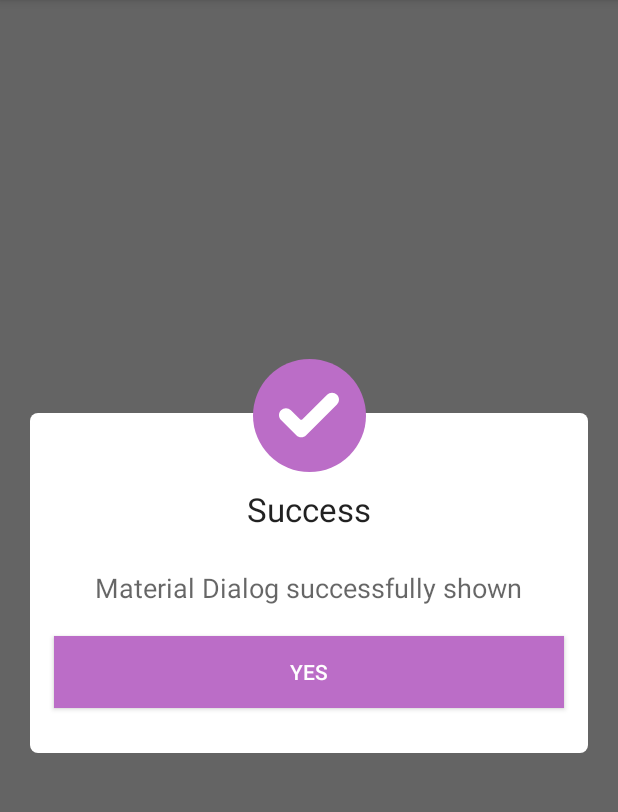
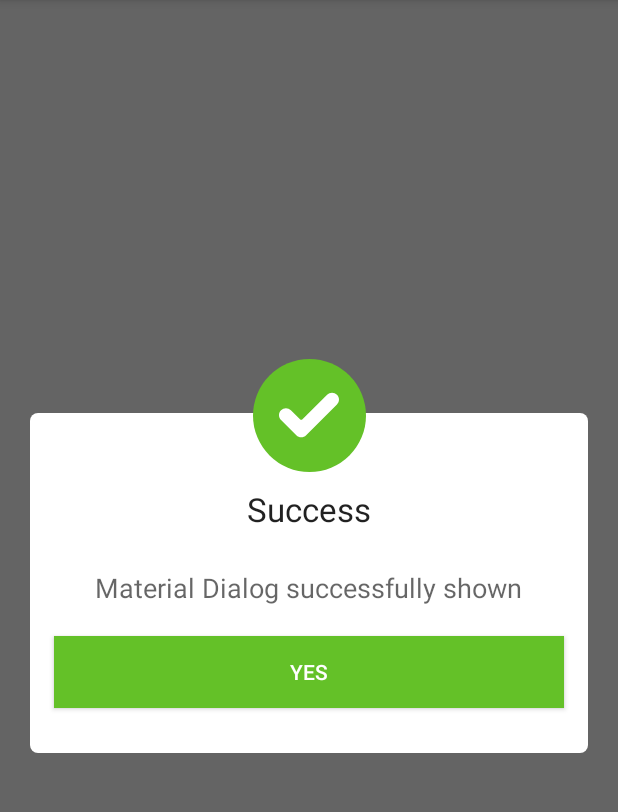
Before and after one commit to tranquilvid/DisplayApplication, an Android app: the screen it shows after launch (SampleActivity), after a tap on "SHOW MATERIALDIALOG", on a phone screen of 412 x 824 dp, the part 84-896 px from its top. Run offline under Robolectric (Android 15) with nearby library versions, the phone set to English and light mode, and no system bars.

Commit message:
sample changed

```diff
--- a/app/src/main/java/com/ndz/displayapplication/SampleActivity.java
+++ b/app/src/main/java/com/ndz/displayapplication/SampleActivity.java
@@ -46,7 +46,7 @@ public class SampleActivity extends AppCompatActivity {
 
     public void onMaterialdialogClick(View view) {
         FragmentManager mFragmentManager=getSupportFragmentManager();
-        MaterialDialogManager mDialogManager=new MaterialDialogManager.Builder().setButtoncolor(Color.parseColor("#bb6dc7")).setButtonText("YES").setTitle("Success").setDatas("Material Dialog successfully shown").setIvBackground(Color.parseColor("#bb6dc7")).setmButtonclickListener(new MaterialDialogManager.MaterialDialogListenerClick() {
+        MaterialDialogManager mDialogManager=new MaterialDialogManager.Builder().setButtoncolor(Color.parseColor("#64C128")).setButtonText("YES").setTitle("Success").setDatas("Material Dialog successfully shown").setIvBackground(Color.parseColor("#64C128")).setmButtonclickListener(new MaterialDialogManager.MaterialDialogListenerClick() {
             @Override
             public void onButtonClick() {
                Toast.makeText(SampleActivity.this,"Ok Click",Toast.LENGTH_SHORT).show();
```
